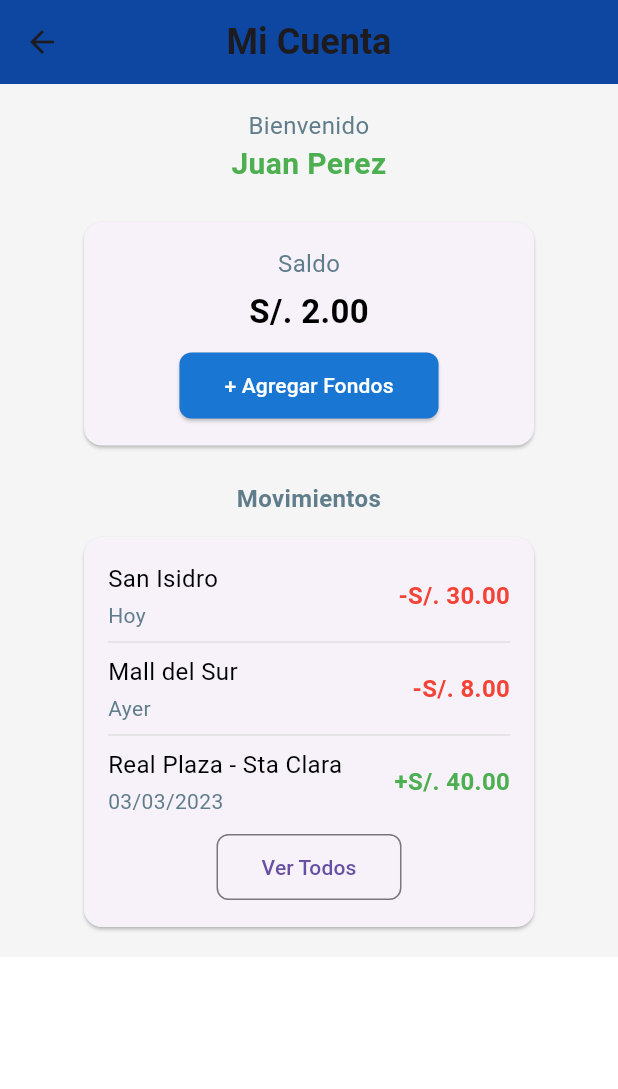
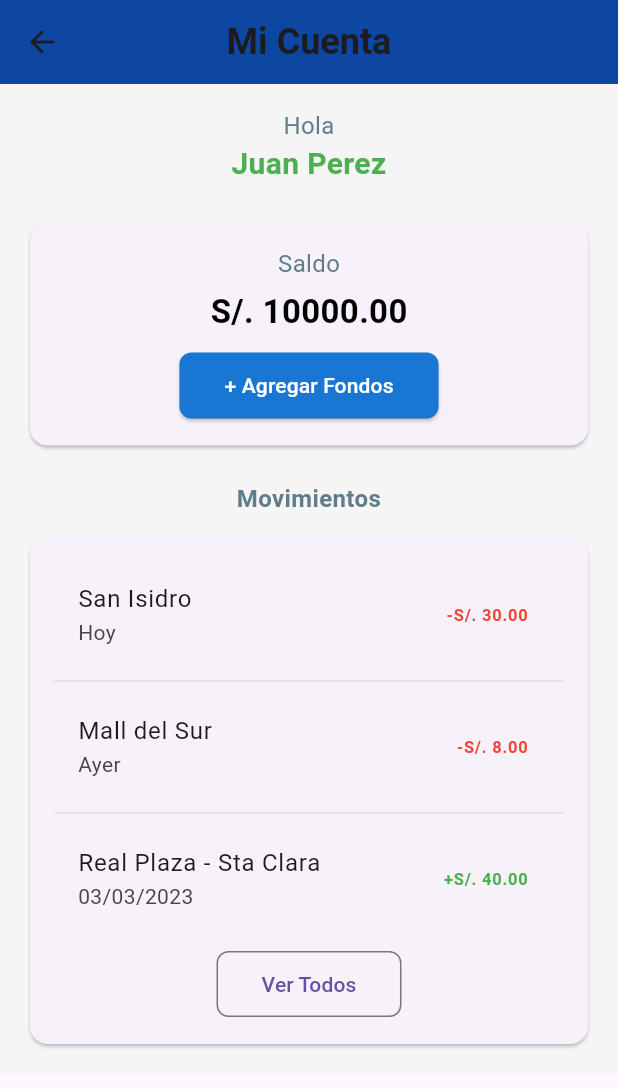
Before and after one commit to Jeasolly/app-estacionamiento, a Flutter app: the CuentaVista screen opened by its route, on a phone screen of 412 x 824 dp. Shown: the top 1089 px of the screen. Run offline on Flutter 3.47's test engine with Material 3 defaults, Android fonts, the phone set to English and light mode, and no system bars; our stand-ins replace device_info_plus, shared_preferences, sqflite; missing offline and left inert: mobile_scanner; accounts and stored records are empty.

Commit message:
Añadiendo Backend a las vistas - rama4

```diff
--- a/lib/Modelos/pago_modelo.dart
+++ b/lib/Modelos/pago_modelo.dart
@@ -0,0 +1,23 @@
+class Pago {
+  final String plate;
+  final String cardNo;
+  final double amount;
+  final int payTime;
+
+  Pago({
+    required this.plate,
+    required this.cardNo,
+    required this.amount,
+    required this.payTime,
+  });
+
+  Map<String, dynamic> toJson() {
+    return {
+      "plate": plate,
+      "cardNo": cardNo,
+      "payTime": payTime,
+      "amount": amount,
+      "deleteOnsiteCar": 0,
+    };
+  }
+}
--- a/lib/Utilidades/constantes.dart
+++ b/lib/Utilidades/constantes.dart
@@ -0,0 +1,5 @@
+class Constantes {
+  static const String baseUrl = "http://192.168.1.10/parkapi";
+  static const String username = "00e14c3b";
+  static const String password = "0ea1e855b21348e6";
+}
--- a/lib/Vistas/bienvenida_vista.dart
+++ b/lib/Vistas/bienvenida_vista.dart
@@ -23,7 +23,7 @@
     super.initState();
 
     _animacionController = AnimationController(
-      duration: Duration(milliseconds: 800),
+      duration: Duration(milliseconds: 300),
       vsync: this,
     );
     _fadeIn = CurvedAnimation(parent: _animacionController, curve: Curves.easeIn);
@@ -33,7 +33,7 @@
 
   /// Espera a que la pantalla se haya renderizado antes de iniciar la animación de carga
   Future<void> _esperarRenderPantalla() async {
-    await Future.delayed(Duration(milliseconds: 10500)); // Espera a que cargue la pantalla
+    await Future.delayed(Duration(milliseconds: 2000)); // Espera a que cargue la pantalla
     setState(() {
       _pantallaLista = true;
     });
--- a/lib/Vistas/cuenta_vista.dart
+++ b/lib/Vistas/cuenta_vista.dart
@@ -1,6 +1,65 @@
 import 'package:flutter/material.dart';
+import '../Controladores/pagar_voucher_controlador.dart';
 
-class CuentaVista extends StatelessWidget {
+class CuentaVista extends StatefulWidget {
+  final String? cardNo;
+  final double? monto;
+  final Map<String, dynamic>? detallesPago;
+
+  CuentaVista({this.cardNo, this.monto, this.detallesPago});
+
+  @override
+  _CuentaVistaState createState() => _CuentaVistaState();
+}
+
+class _CuentaVistaState extends State<CuentaVista> {
+  final PagarVoucherControlador _controlador = PagarVoucherControlador();
+  double saldo = 10000; // Saldo de ejemplo, puede ser dinámico
+  bool _procesando = false;
+
+  void _realizarPago() async {
+    if (widget.monto == null || widget.cardNo == null) {
+      _mostrarMensaje("No hay información de pago disponible.");
+      return;
+    }
+
+    if (saldo < widget.monto!) {
+      _mostrarMensaje("Saldo insuficiente. Agrega fondos.");
+      return;
+    }
+
+    setState(() {
+      _procesando = true;
+    });
+
+    bool exito = await _controlador.actualizarEstadoPago(
+      cardNo: widget.cardNo,
+      monto: widget.monto!,
+    );
+
+    setState(() {
+      _procesando = false;
+    });
+
+    if (exito) {
+      setState(() {
+        saldo -= widget.monto!;
+      });
+      _mostrarMensaje("✅ Pago realizado correctamente.", success: true);
+    } else {
+      _mostrarMensaje("❌ Error al procesar el pago.");
+    }
+  }
+
+  void _mostrarMensaje(String mensaje, {bool success = false}) {
+    ScaffoldMessenger.of(context).showSnackBar(
+      SnackBar(
+        content: Text(mensaje),
+        backgroundColor: success ? Colors.green : Colors.red,
+      ),
+    );
+  }
+
   @override
   Widget build(BuildContext context) {
     return Scaffold(
@@ -20,20 +79,16 @@
         ),
       ),
       body: SingleChildScrollView(
-        // Permite hacer scroll si la pantalla es muy pequeña
         child: Container(
           color: Colors.grey.shade100,
           width: double.infinity,
           padding: EdgeInsets.all(16),
           child: Column(
-            // Centra verticalmente todo el contenido
-            mainAxisAlignment: MainAxisAlignment.center,
-            // Centra horizontalmente todo el contenido
             crossAxisAlignment: CrossAxisAlignment.center,
             children: [
-              // Bienvenida y nombre de usuario
+              // Nombre del usuario
               Text(
-                'Bienvenido',
+                'Hola',
                 textAlign: TextAlign.center,
                 style: TextStyle(color: Colors.blueGrey, fontSize: 16),
               ),
@@ -48,26 +103,23 @@
               ),
               SizedBox(height: 20),
 
-              // Card para Saldo
+              // Card del saldo
               Card(
                 shape: RoundedRectangleBorder(
                   borderRadius: BorderRadius.circular(12),
                 ),
                 child: Container(
-                  width: 300, // Ajusta el ancho si deseas más pequeño o grande
+                  width: double.infinity,
                   padding: EdgeInsets.all(16),
                   child: Column(
                     children: [
                       Text(
                         'Saldo',
-                        style: TextStyle(
-                          color: Colors.blueGrey,
-                          fontSize: 16,
-                        ),
+                        style: TextStyle(color: Colors.blueGrey, fontSize: 16),
                       ),
                       SizedBox(height: 5),
                       Text(
-                        'S/. 2.00',
+                        'S/. ${saldo.toStringAsFixed(2)}',
                         style: TextStyle(
                           color: Colors.black,
                           fontSize: 22,
@@ -77,14 +129,12 @@
                       SizedBox(height: 10),
                       ElevatedButton(
                         onPressed: () {
-                          Navigator.pushNamed(context, '/metodo_pago');
+                          // Acción para agregar fondos
                         },
                         style: ElevatedButton.styleFrom(
                           backgroundColor: Colors.blue.shade700,
-                          padding: EdgeInsets.symmetric(
-                            horizontal: 30,
-                            vertical: 12,
-                          ),
+                          padding:
+                          EdgeInsets.symmetric(horizontal: 30, vertical: 12),
                           shape: RoundedRectangleBorder(
                             borderRadius: BorderRadius.circular(8),
                           ),
@@ -94,14 +144,70 @@
                           style: TextStyle(color: Colors.white),
                         ),
                       ),
-
                     ],
                   ),
                 ),
               ),
               SizedBox(height: 20),
 
-              // Sección de Movimientos
+              // Sección de pago si hay un monto pendiente
+              if (widget.detallesPago != null) ...[
+                Card(
+                  shape: RoundedRectangleBorder(
+                    borderRadius: BorderRadius.circular(12),
+                  ),
+                  child: Container(
+                    width: double.infinity,
+                    padding: EdgeInsets.all(16),
+                    child: Column(
+                      children: [
+                        Text(
+                          'Monto a Pagar',
+                          style: TextStyle(
+                            color: Colors.blueGrey,
+                            fontSize: 16,
+                            fontWeight: FontWeight.bold,
+                          ),
+                        ),
+                        SizedBox(height: 10),
+                        Text(
+                          'Total: S/. ${widget.detallesPago!['needAmount'].toStringAsFixed(2)}',
+                          style: TextStyle(fontSize: 16),
+                        ),
+                        Text(
+                          'Descuento: S/. ${widget.detallesPago!['discountAmount'].toStringAsFixed(2)}',
+                          style: TextStyle(fontSize: 16),
+                        ),
+                        Text(
+                          'Impuesto: S/. ${widget.detallesPago!['taxAmount'].toStringAsFixed(2)}',
+                          style: TextStyle(fontSize: 16),
+                        ),
+                        SizedBox(height: 10),
+                        ElevatedButton(
+                          onPressed: _procesando ? null : _realizarPago,
+                          style: ElevatedButton.styleFrom(
+                            backgroundColor: Colors.blue.shade800,
+                            padding: EdgeInsets.symmetric(
+                                horizontal: 40, vertical: 15),
+                            shape: RoundedRectangleBorder(
+                              borderRadius: BorderRadius.circular(10),
+                            ),
+                          ),
+                          child: _procesando
+                              ? CircularProgressIndicator()
+                              : Text(
+                            'Pagar',
+                            style: TextStyle(fontSize: 18, color: Colors.white),
+                          ),
+                        ),
+                      ],
+                    ),
+                  ),
+                ),
+                SizedBox(height: 20),
+              ],
+
+              // Sección de movimientos
               Text(
                 'Movimientos',
                 textAlign: TextAlign.center,
@@ -113,13 +219,13 @@
               ),
               SizedBox(height: 10),
 
-              // Card para la lista de movimientos
+              // Card de movimientos
               Card(
                 shape: RoundedRectangleBorder(
                   borderRadius: BorderRadius.circular(12),
                 ),
                 child: Container(
-                  width: 300,
+                  width: double.infinity,
                   padding: EdgeInsets.all(16),
                   child: Column(
                     children: [
@@ -146,13 +252,11 @@
                       SizedBox(height: 10),
                       OutlinedButton(
                         onPressed: () {
-                          // Navegar a página con historial completo
+                          // Acción para ver más movimientos
                         },
                         style: OutlinedButton.styleFrom(
                           padding: EdgeInsets.symmetric(
-                            horizontal: 30,
-                            vertical: 12,
-                          ),
+                              horizontal: 30, vertical: 12),
                           shape: RoundedRectangleBorder(
                             borderRadius: BorderRadius.circular(8),
                           ),
@@ -171,7 +275,7 @@
   }
 }
 
-// Widget para cada movimiento
+// Widget reutilizable para los movimientos
 class _MovimientoItem extends StatelessWidget {
   final String titulo;
   final String detalle;
@@ -188,34 +292,10 @@
 
   @override
   Widget build(BuildContext context) {
-    return Row(
-      mainAxisAlignment: MainAxisAlignment.spaceBetween,
-      children: [
-        // Nombre y fecha
-        Column(
-          crossAxisAlignment: CrossAxisAlignment.start,
-          children: [
-            Text(
-              titulo,
-              style: TextStyle(fontSize: 16, color: Colors.black),
-            ),
-            SizedBox(height: 3),
-            Text(
-              detalle,
-              style: TextStyle(fontSize: 14, color: Colors.blueGrey),
-            ),
-          ],
-        ),
-        // Monto
-        Text(
-          monto,
-          style: TextStyle(
-            fontSize: 16,
-            fontWeight: FontWeight.bold,
-            color: colorMonto,
-          ),
-        ),
-      ],
+    return ListTile(
+      title: Text(titulo),
+      subtitle: Text(detalle),
+      trailing: Text(monto, style: TextStyle(color: colorMonto, fontWeight: FontWeight.bold)),
     );
   }
 }
--- a/pubspec.yaml
+++ b/pubspec.yaml
@@ -45,6 +45,9 @@
   http: ^1.3.0
   shared_preferences: ^2.2.0
   sqflite: ^2.4.1
+  mobile_scanner: ^3.2.0  # Usa la última versión disponible
+
+
   # The following adds the Cupertino Icons font to your application.
   # Use with the CupertinoIcons class for iOS style icons.
   cupertino_icons: ^1.0.8
```
Also changed, not shown: lib/Controladores/pagar_voucher_controlador.dart (+87 -0 lines), lib/Servicios/pagar_voucher_servicio.dart (+80 -0 lines), lib/Vistas/escaneo_qr_vista.dart (added, +69 -0 lines), lib/Vistas/home_vista.dart (+34 -1 lines), lib/Vistas/ingreso_manual_vista.dart (added, +65 -0 lines), lib/Vistas/pagar_voucher_vista.dart (+26 -47 lines), lib/main.dart (+4 -7 lines), lib/Vistas/metodo_pago_vista.dart (line endings or trailing spaces), pubspec.lock, 3 other files.
